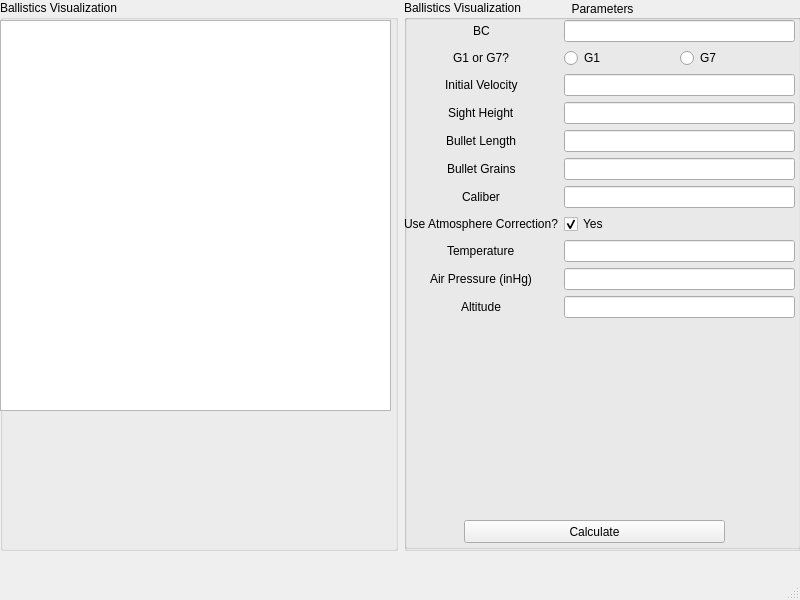
Above: Ballistics/mainwindow.ui from hkaase/BallisticsVisualizer before the change. Below: the same form after it.
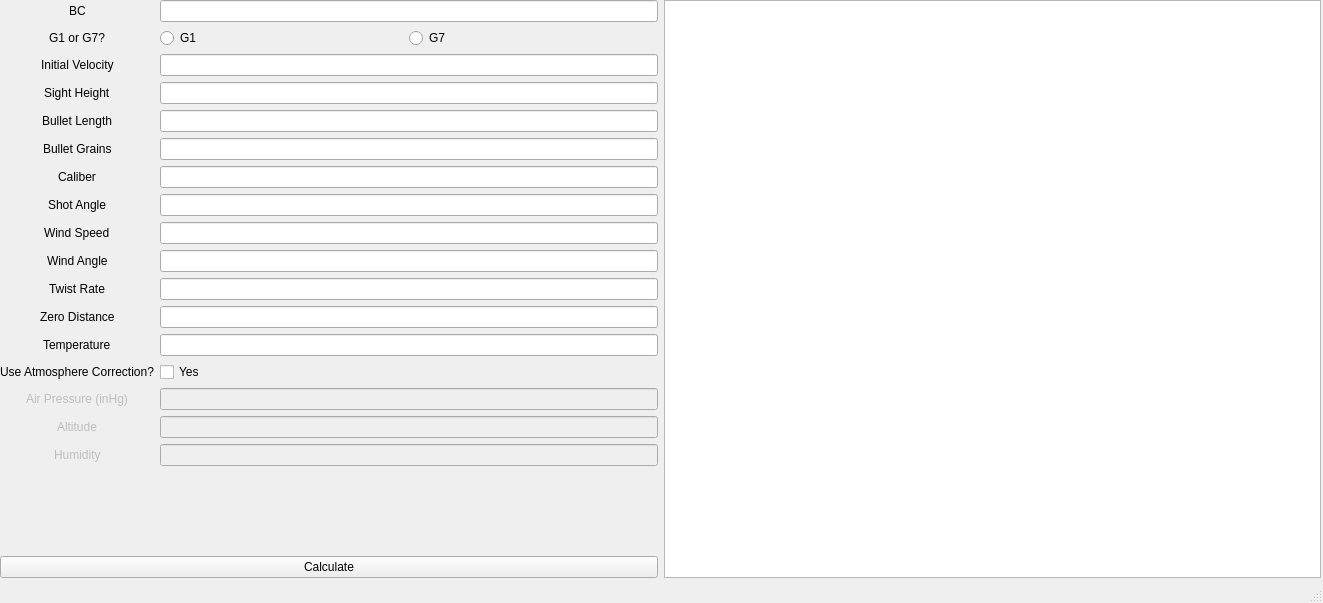
That is the form after the change. Custom widgets are drawn as their Qt base class.

Patch:
```diff
--- a/Ballistics/mainwindow.ui
+++ b/Ballistics/mainwindow.ui
@@ -6,8 +6,8 @@
    <rect>
     <x>0</x>
     <y>0</y>
-    <width>800</width>
-    <height>600</height>
+    <width>1323</width>
+    <height>603</height>
    </rect>
   </property>
   <property name="windowTitle">
@@ -19,70 +19,14 @@
      <rect>
       <x>0</x>
       <y>0</y>
-      <width>801</width>
-      <height>551</height>
+      <width>1321</width>
+      <height>578</height>
      </rect>
     </property>
     <layout class="QHBoxLayout" name="horizontalLayout_2">
      <item>
-      <widget class="QGroupBox" name="groupBox_3">
-       <property name="title">
-        <string>Ballistics Visualization</string>
-       </property>
-       <widget class="QChartView" name="trajectoryChart">
-        <property name="geometry">
-         <rect>
-          <x>0</x>
-          <y>20</y>
-          <width>391</width>
-          <height>391</height>
-         </rect>
-        </property>
-       </widget>
-      </widget>
-     </item>
+      <layout class="QVBoxLayout" name="verticalLayout">
      <item>
-      <widget class="QGroupBox" name="groupBox">
-       <property name="title">
-        <string>Ballistics Visualization</string>
-       </property>
-       <widget class="QGroupBox" name="groupBox_2">
-        <property name="geometry">
-         <rect>
-          <x>0</x>
-          <y>0</y>
-          <width>397</width>
-          <height>549</height>
-         </rect>
-        </property>
-        <property name="title">
-         <string>Parameters</string>
-        </property>
-        <property name="alignment">
-         <set>Qt::AlignCenter</set>
-        </property>
-        <widget class="QPushButton" name="calcButton">
-         <property name="geometry">
-          <rect>
-           <x>60</x>
-           <y>520</y>
-           <width>261</width>
-           <height>23</height>
-          </rect>
-         </property>
-         <property name="text">
-          <string>Calculate</string>
-         </property>
-        </widget>
-        <widget class="QWidget" name="formLayoutWidget">
-         <property name="geometry">
-          <rect>
-           <x>0</x>
-           <y>20</y>
-           <width>391</width>
-           <height>491</height>
-          </rect>
-         </property>
          <layout class="QFormLayout" name="formLayout_2">
           <property name="labelAlignment">
            <set>Qt::AlignCenter</set>
@@ -186,56 +130,165 @@
            <widget class="QLineEdit" name="caliber"/>
           </item>
           <item row="7" column="0">
+          <widget class="QLabel" name="shotAngleLabel">
+           <property name="text">
+            <string>Shot Angle</string>
+           </property>
+          </widget>
+         </item>
+         <item row="7" column="1">
+          <widget class="QLineEdit" name="angle"/>
+         </item>
+         <item row="8" column="0">
+          <widget class="QLabel" name="windSpeedLabel">
+           <property name="text">
+            <string>Wind Speed</string>
+           </property>
+          </widget>
+         </item>
+         <item row="8" column="1">
+          <widget class="QLineEdit" name="windSpeed"/>
+         </item>
+         <item row="9" column="0">
+          <widget class="QLabel" name="windAngleLabel">
+           <property name="text">
+            <string>Wind Angle</string>
+           </property>
+          </widget>
+         </item>
+         <item row="9" column="1">
+          <widget class="QLineEdit" name="windAngle"/>
+         </item>
+         <item row="10" column="0">
+          <widget class="QLabel" name="twistRateLabel">
+           <property name="text">
+            <string>Twist Rate</string>
+           </property>
+          </widget>
+         </item>
+         <item row="10" column="1">
+          <widget class="QLineEdit" name="twistRate"/>
+         </item>
+         <item row="11" column="0">
+          <widget class="QLabel" name="zeroDistanceLabel">
+           <property name="text">
+            <string>Zero Distance</string>
+           </property>
+          </widget>
+         </item>
+         <item row="11" column="1">
+          <widget class="QLineEdit" name="zero"/>
+         </item>
+         <item row="13" column="0">
            <widget class="QLabel" name="atmosCheckLabel">
             <property name="text">
              <string>Use Atmosphere Correction?</string>
             </property>
            </widget>
           </item>
-          <item row="7" column="1">
+         <item row="13" column="1">
            <widget class="QCheckBox" name="useAtmosCorrection">
+           <property name="enabled">
+            <bool>true</bool>
+           </property>
             <property name="text">
              <string>Yes</string>
             </property>
             <property name="checked">
-             <bool>true</bool>
+            <bool>false</bool>
             </property>
            </widget>
           </item>
-          <item row="8" column="0">
-           <widget class="QLabel" name="temperatureLabel_2">
-            <property name="text">
-             <string>Temperature</string>
-            </property>
-           </widget>
-          </item>
-          <item row="8" column="1">
-           <widget class="QLineEdit" name="temperature"/>
-          </item>
-          <item row="9" column="0">
+         <item row="15" column="0">
            <widget class="QLabel" name="airPressureInHgLabel">
+           <property name="enabled">
+            <bool>false</bool>
+           </property>
             <property name="text">
              <string>Air Pressure (inHg)</string>
             </property>
            </widget>
           </item>
-          <item row="9" column="1">
-           <widget class="QLineEdit" name="inHg"/>
-          </item>
-          <item row="10" column="0">
+         <item row="15" column="1">
+          <widget class="QLineEdit" name="inHg">
+           <property name="enabled">
+            <bool>false</bool>
+           </property>
+          </widget>
+         </item>
+         <item row="16" column="0">
            <widget class="QLabel" name="altitudeLabel">
+           <property name="enabled">
+            <bool>false</bool>
+           </property>
             <property name="text">
              <string>Altitude</string>
             </property>
            </widget>
           </item>
-          <item row="10" column="1">
-           <widget class="QLineEdit" name="altitude"/>
-          </item>
-         </layout>
-        </widget>
-       </widget>
-      </widget>
+         <item row="16" column="1">
+          <widget class="QLineEdit" name="altitude">
+           <property name="enabled">
+            <bool>false</bool>
+           </property>
+          </widget>
+         </item>
+         <item row="17" column="0">
+          <widget class="QLabel" name="humidityLabel">
+           <property name="enabled">
+            <bool>false</bool>
+           </property>
+           <property name="text">
+            <string>Humidity</string>
+           </property>
+          </widget>
+         </item>
+         <item row="17" column="1">
+          <widget class="QLineEdit" name="humidity">
+           <property name="enabled">
+            <bool>false</bool>
+           </property>
+          </widget>
+         </item>
+         <item row="12" column="0">
+          <widget class="QLabel" name="temperatureLabel_2">
+           <property name="enabled">
+            <bool>true</bool>
+           </property>
+           <property name="text">
+            <string>Temperature</string>
+           </property>
+           <property name="setHidden" stdset="0">
+            <bool>true</bool>
+           </property>
+          </widget>
+         </item>
+         <item row="12" column="1">
+          <widget class="QLineEdit" name="temperature">
+           <property name="enabled">
+            <bool>true</bool>
+           </property>
+           <property name="text">
+            <string/>
+           </property>
+           <property name="setHidden" stdset="0">
+            <bool>true</bool>
+           </property>
+          </widget>
+         </item>
+        </layout>
+       </item>
+       <item>
+        <widget class="QPushButton" name="calcButton">
+         <property name="text">
+          <string>Calculate</string>
+         </property>
+        </widget>
+       </item>
+      </layout>
+     </item>
+     <item>
+      <widget class="QChartView" name="trajectoryChart"/>
      </item>
     </layout>
    </widget>
```
Left out of the diff: 46 changed lines with no effect on the pictures. Lines whose indentation alone changed are shown as unchanged.
